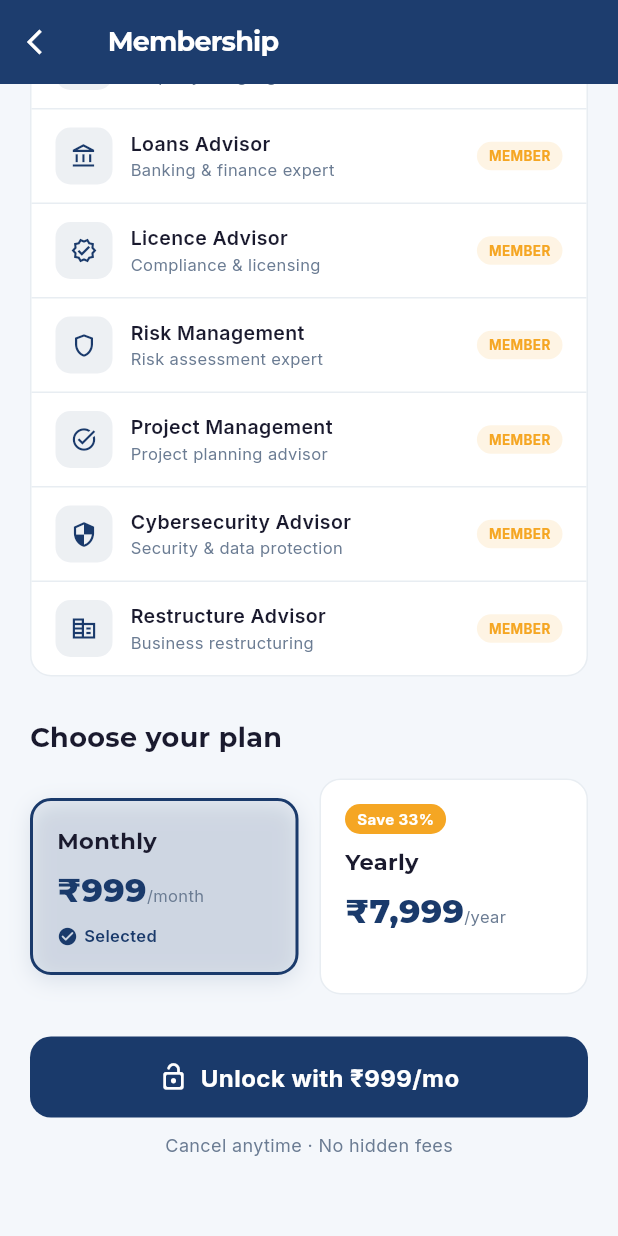
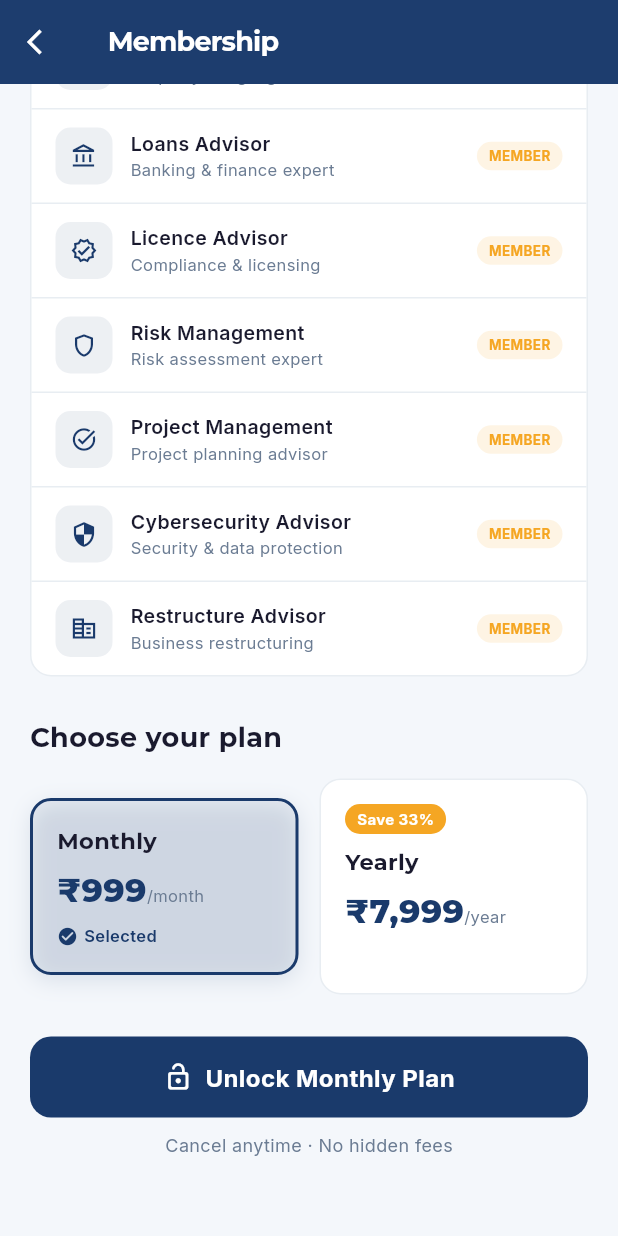
Before and after one commit to PADMASHREE1301/empora-, a Flutter app: the MembershipScreen screen opened directly, scrolled down 912 dp, on a phone screen of 412 x 824 dp. Run offline on Flutter 3.47's test engine with Material 3 defaults, Android fonts, the phone set to English and light mode, and no system bars; our stand-ins replace file_picker, font_awesome_flutter, google_fonts, pdf, shared_preferences; missing offline and left inert: razorpay_flutter; accounts and stored records are empty.

Commit message:
Fix payment plan

```diff
--- a/lib/screens/membership_screen.dart
+++ b/lib/screens/membership_screen.dart
@@ -125,7 +125,7 @@ class _MembershipScreenState extends State<MembershipScreen> {
                     child: ElevatedButton(
                       onPressed: () => Navigator.push(
                         context,
-                        MaterialPageRoute(builder: (_) => const PaymentScreen()),
+                        MaterialPageRoute(builder: (_) => PaymentScreen(initialPlan: _plan)),
                       ),
                       style: ElevatedButton.styleFrom(
                         backgroundColor: AppTheme.primary,
@@ -139,7 +139,7 @@ class _MembershipScreenState extends State<MembershipScreen> {
                           const Icon(Icons.lock_open_rounded, size: 20),
                           const SizedBox(width: 8),
                           Text(
-                            'Unlock with ${_plan == 'monthly' ? '₹999/mo' : '₹7,999/yr'}',
+                            'Unlock ${_plan == 'monthly' ? 'Monthly Plan' : 'Yearly Plan'}',
                             style: GoogleFonts.inter(fontSize: 16, fontWeight: FontWeight.w700),
                           ),
                         ],
--- a/lib/screens/onboarding_screen.dart
+++ b/lib/screens/onboarding_screen.dart
@@ -225,13 +225,13 @@ class _Header extends StatelessWidget {
   const _Header({required this.currentPage, required this.onSkip});
 
   static const _titles = [
-    'Tell us about yourself',
+    'Your location',
     'Your business',
     'Financial snapshot',
     'Your goals',
   ];
   static const _subtitles = [
-    'So we can personalize your experience',
+    'Tell us where you are located',
     'Help us understand your venture',
     'We\'ll tailor advice to your stage',
     'What do you want to achieve?',
--- a/lib/screens/payment_screen.dart
+++ b/lib/screens/payment_screen.dart
@@ -11,13 +11,14 @@ import 'package:razorpay_flutter/razorpay_flutter.dart'
     if (dart.library.html) 'package:empora/services/razorpay_stub.dart';
 
 class PaymentScreen extends StatefulWidget {
-  const PaymentScreen({super.key});
+  final String initialPlan;
+  const PaymentScreen({super.key, this.initialPlan = 'monthly'});
   @override
   State<PaymentScreen> createState() => _PaymentScreenState();
 }
 
 class _PaymentScreenState extends State<PaymentScreen> {
-  String    _plan      = 'monthly';
+  late String _plan;
   int       _monthlyPrice = 999;
   int       _yearlyPrice  = 7999;
   bool      _loading   = false;
@@ -26,6 +27,7 @@ class _PaymentScreenState extends State<PaymentScreen> {
   @override
   void initState() {
     super.initState();
+    _plan = widget.initialPlan;
     _loadPricing();
     if (!kIsWeb) {
       _razorpay = Razorpay();
@@ -351,7 +353,7 @@ class _PaymentScreenState extends State<PaymentScreen> {
                     : Row(mainAxisAlignment: MainAxisAlignment.center, children: [
                         const Icon(Icons.lock_open_rounded, size: 20),
                         const SizedBox(width: 8),
-                        Text('Pay ${_plan == 'monthly' ? '₹999' : '₹7,999'} & Unlock',
+                        Text('Pay ₹${_plan == 'monthly' ? _monthlyPrice : _yearlyPrice} & Unlock',
                             style: GoogleFonts.inter(fontSize: 16, fontWeight: FontWeight.w700)),
                       ]),
               ),
```
Also changed, not shown: 1 other file.
